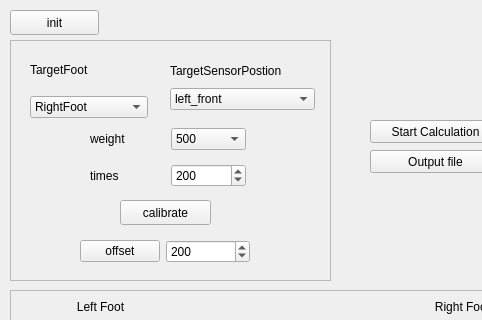
SUSTAINA-OP2/SUSTAINA-OP2-Firmware, file StrainGauge-Sensing-Board/calibrate_sensor/mainwindow.ui: the form before one commit; both pictures show x 0 to 482 and y 0 to 320 of the 697 by 559 pixel window.
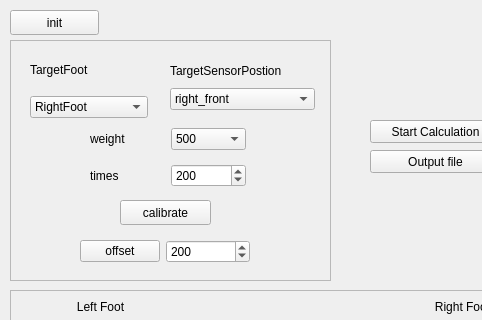
The form after the commit.

Commit message: fix(StrainGauge-Sensing-Board): 表示する順番を変更

The edit to the form file:
```diff
--- a/StrainGauge-Sensing-Board/calibrate_sensor/mainwindow.ui
+++ b/StrainGauge-Sensing-Board/calibrate_sensor/mainwindow.ui
@@ -70,11 +70,6 @@
        </item>
        <item>
         <widget class="QComboBox" name="target_sensor_position_comboBox">
-         <item>
-          <property name="text">
-           <string>left_front</string>
-          </property>
-         </item>
          <item>
           <property name="text">
            <string>right_front</string>
```
Left out of the diff: 15 changed lines with no effect on the pictures.
